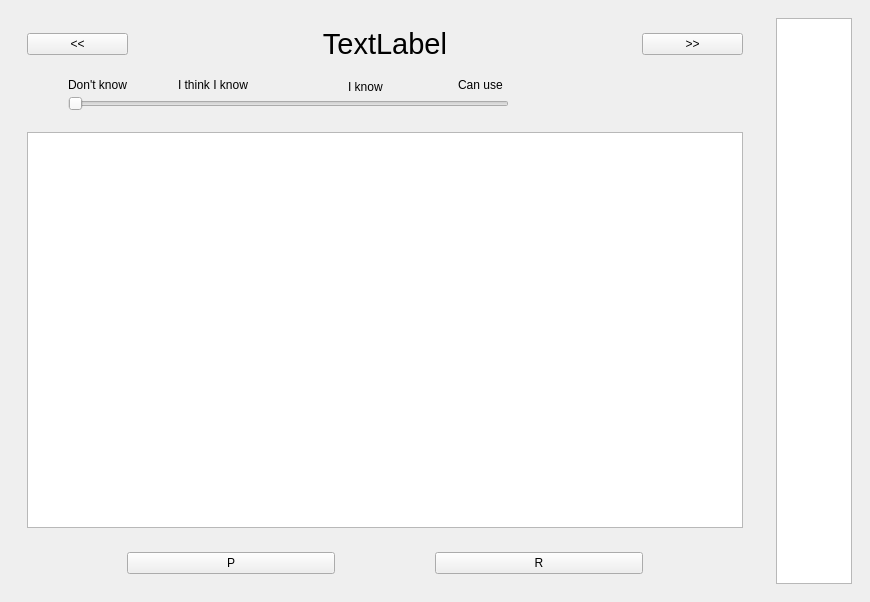
First picture: the form in mainwindow.ui, repository pushkarajthorat/learnword, before the edit.
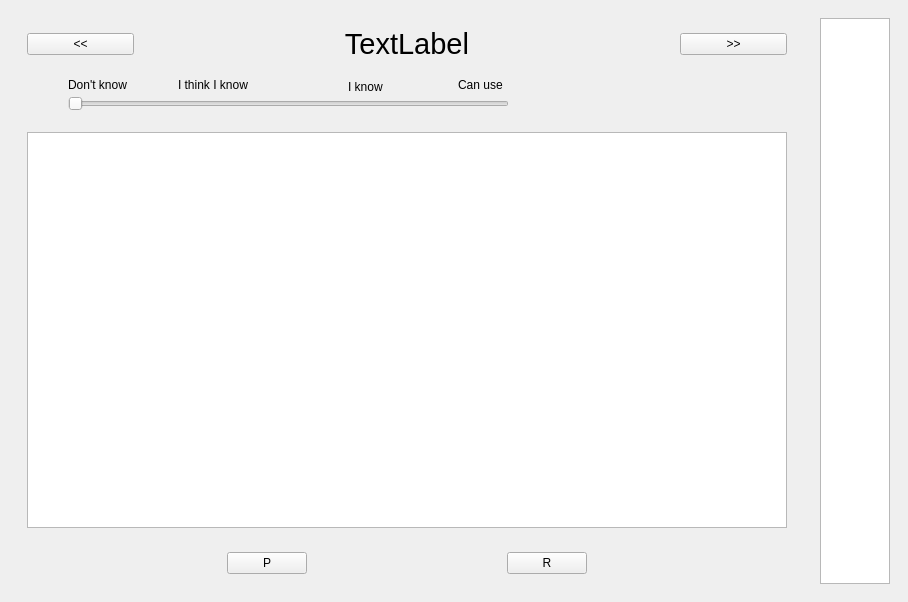
Second picture: the form after the edit.

```diff
--- a/mainwindow.ui
+++ b/mainwindow.ui
@@ -162,13 +162,16 @@
               <item>
                <layout class="QHBoxLayout" name="horizontalLayout_4">
                 <property name="spacing">
-                 <number>100</number>
+                 <number>200</number>
                 </property>
                 <property name="leftMargin">
-                 <number>100</number>
+                 <number>200</number>
+                </property>
+                <property name="topMargin">
+                 <number>0</number>
                 </property>
                 <property name="rightMargin">
-                 <number>100</number>
+                 <number>200</number>
                 </property>
                 <item>
                  <widget class="QPushButton" name="meaningP">
```
